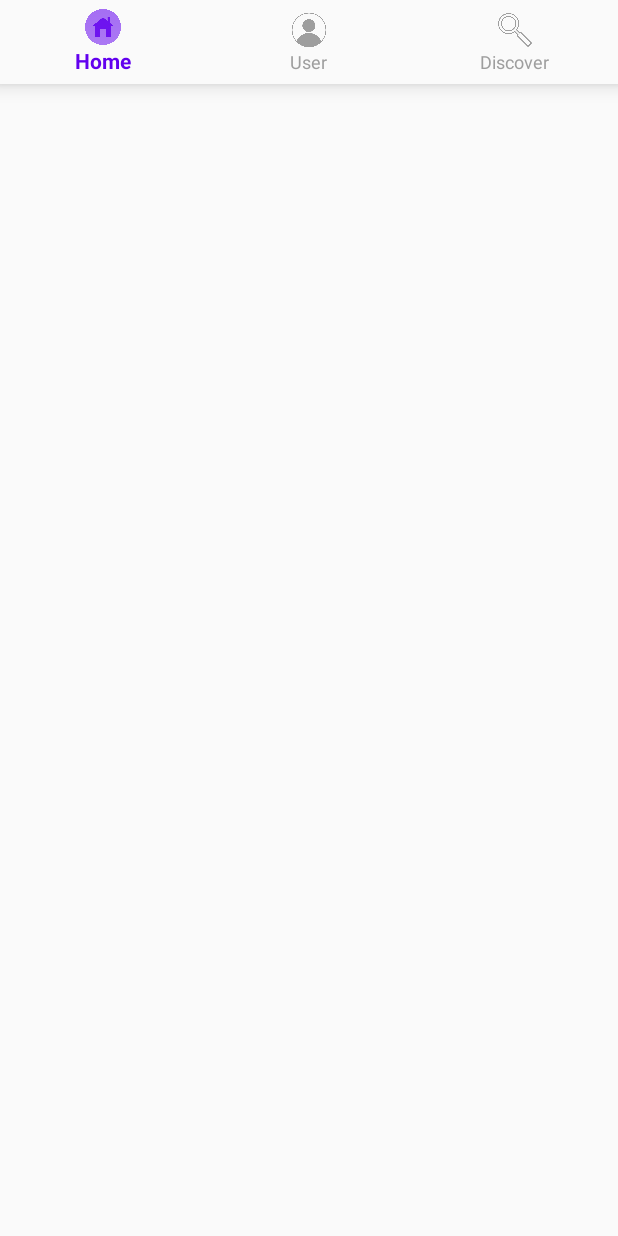
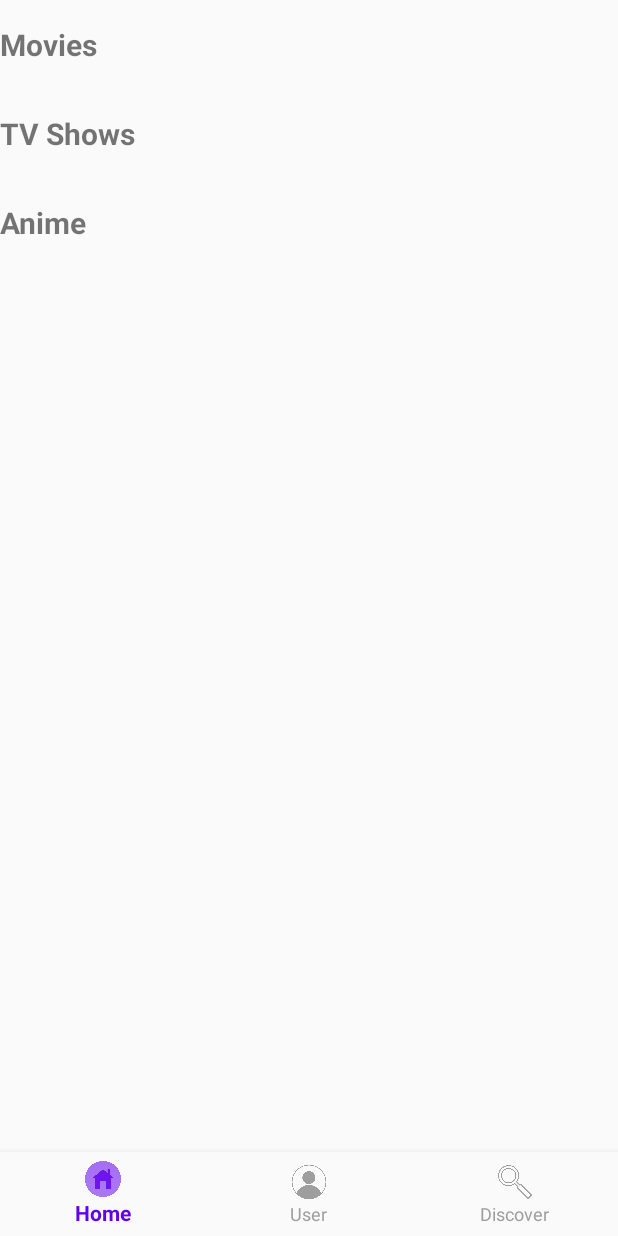
Before and after one commit to yasinhessnawi1/1-2-watch, an Android app: the layout home_layout.xml on its own in the app's theme, with its tools: preview values and no code run, on a phone screen of 412 x 824 dp. Run offline under Robolectric (Android 15) with nearby library versions, the phone set to English and light mode, and no system bars.

Commit message:
(#6) I add the home_layout.xml that is the start point of the app and includes all UI component.

```diff
--- a/app/src/main/res/layout/home_layout.xml
+++ b/app/src/main/res/layout/home_layout.xml
@@ -1,11 +1,80 @@
-<?xml version="1.0" encoding="utf-8"?>
-<LinearLayout xmlns:android="http://schemas.android.com/apk/res/android"   xmlns:app="http://schemas.android.com/apk/res-auto"
-
-    android:orientation="vertical"
+<androidx.constraintlayout.widget.ConstraintLayout
+    xmlns:android="http://schemas.android.com/apk/res/android"
+    xmlns:app="http://schemas.android.com/apk/res-auto"
     android:layout_width="match_parent"
     android:layout_height="match_parent">
-    <!-- Bottom Navigation Bar -->
 
+    <ScrollView
+        android:layout_width="match_parent"
+        android:layout_height="0dp"
+        android:fillViewport="true"
+        app:layout_constraintTop_toTopOf="parent"
+        app:layout_constraintBottom_toTopOf="@id/bottomNavigationView">
+
+        <androidx.constraintlayout.widget.ConstraintLayout
+            android:layout_width="match_parent"
+            android:layout_height="wrap_content"
+            android:padding="0dp">
+
+            <TextView
+                android:id="@+id/moviesRecyclerViewTitle"
+                android:layout_width="wrap_content"
+                android:layout_height="wrap_content"
+                android:text="Movies"
+                android:textSize="20sp"
+                android:textStyle="bold"
+                android:layout_marginTop="16dp"
+                app:layout_constraintStart_toStartOf="parent"
+                app:layout_constraintTop_toTopOf="parent" />
+
+            <androidx.recyclerview.widget.RecyclerView
+                android:id="@+id/moviesRecyclerView"
+                android:layout_width="match_parent"
+                android:layout_height="wrap_content"
+                android:layout_marginTop="8dp"
+                android:padding="0dp"
+                app:layout_constraintTop_toBottomOf="@id/moviesRecyclerViewTitle" />
+
+            <TextView
+                android:id="@+id/tvShowsRecyclerViewTitle"
+                android:layout_width="wrap_content"
+                android:layout_height="wrap_content"
+                android:text="TV Shows"
+                android:textSize="20sp"
+                android:textStyle="bold"
+                android:layout_marginTop="24dp"
+                app:layout_constraintStart_toStartOf="parent"
+                app:layout_constraintTop_toBottomOf="@id/moviesRecyclerView" />
+
+            <androidx.recyclerview.widget.RecyclerView
+                android:id="@+id/tvShowsRecyclerView"
+                android:layout_width="match_parent"
+                android:layout_height="wrap_content"
+                android:layout_marginTop="8dp"
+                android:padding="0dp"
+                app:layout_constraintTop_toBottomOf="@id/tvShowsRecyclerViewTitle" />
+
+            <TextView
+                android:id="@+id/animeRecyclerViewTitle"
+                android:layout_width="wrap_content"
+                android:layout_height="wrap_content"
+                android:text="Anime"
+                android:textSize="20sp"
+                android:textStyle="bold"
+                android:layout_marginTop="24dp"
+                app:layout_constraintStart_toStartOf="parent"
+                app:layout_constraintTop_toBottomOf="@id/tvShowsRecyclerView" />
+
+            <androidx.recyclerview.widget.RecyclerView
+                android:id="@+id/animeRecyclerView"
+                android:layout_width="match_parent"
+                android:layout_height="wrap_content"
+                android:layout_marginTop="8dp"
+                android:padding="0dp"
+                app:layout_constraintTop_toBottomOf="@id/animeRecyclerViewTitle" />
+
+        </androidx.constraintlayout.widget.ConstraintLayout>
+    </ScrollView>
 
     <com.google.android.material.bottomnavigation.BottomNavigationView
         android:id="@+id/bottomNavigationView"
@@ -15,5 +84,8 @@
         app:itemIconTint="@color/nav_item_color"
         app:itemTextColor="@color/nav_item_color"
         app:layout_constraintBottom_toBottomOf="parent"
+        app:layout_constraintStart_toStartOf="parent"
+        app:layout_constraintEnd_toEndOf="parent"
         app:menu="@menu/bottom_navigation_bar" />
-</LinearLayout>
+
+</androidx.constraintlayout.widget.ConstraintLayout>
```
